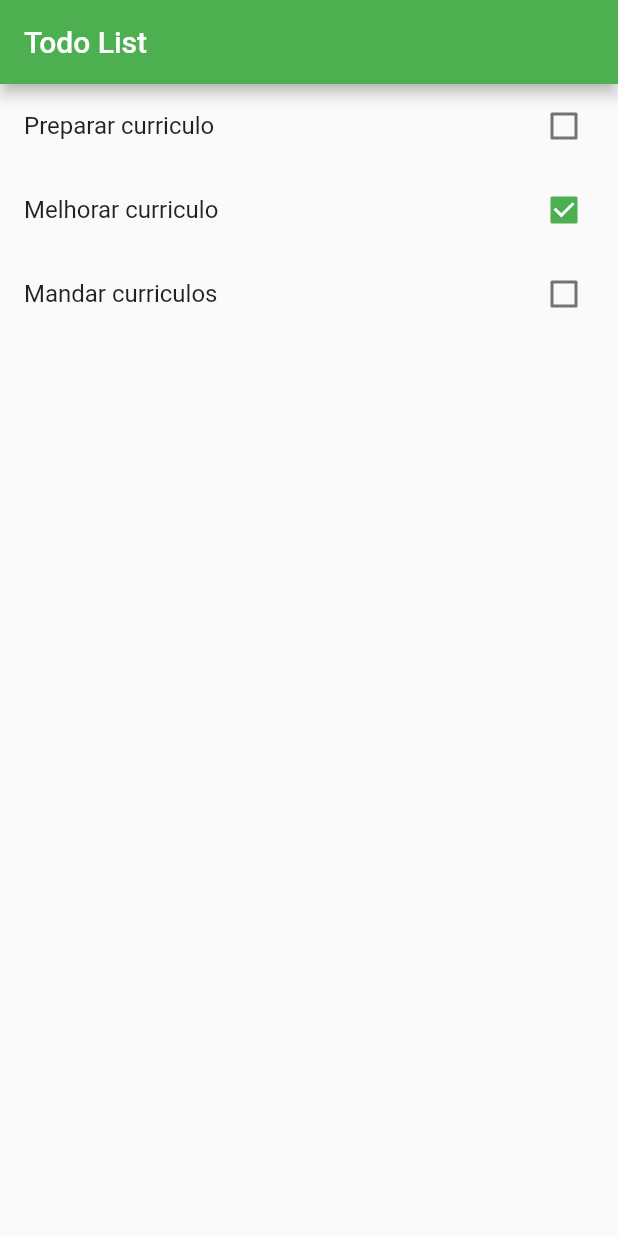
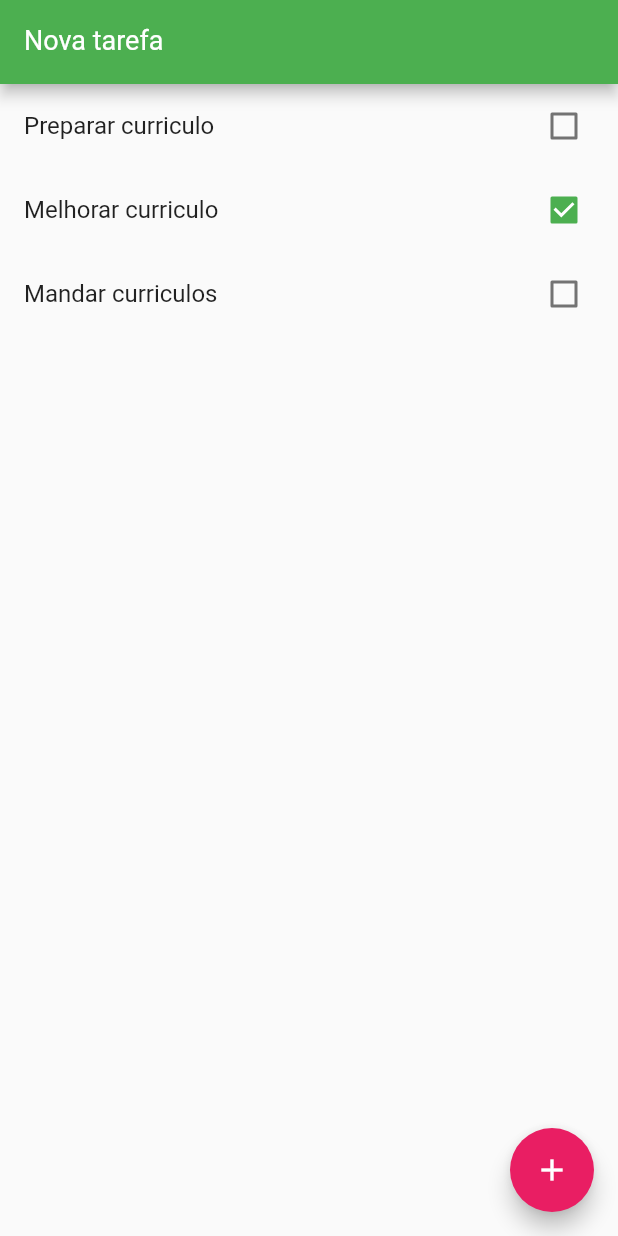
Before and after one commit to leandrosfarias/todo-flutter, a Flutter app: the screen it shows after launch, on a phone screen of 412 x 824 dp. Run offline on Flutter 3.47's test engine with Material 2 defaults, Android fonts, the phone set to English and light mode, and no system bars.

```diff
--- a/lib/main.dart
+++ b/lib/main.dart
@@ -46,12 +46,32 @@ class HomePage extends StatefulWidget {
 }
 
 class _HomePageState extends State<HomePage> {
-  // const HomePage({Key? key}) : super(key: key);
+  var newTaskCtrl = TextEditingController();
+
+  void add() {
+    if (newTaskCtrl.text.isEmpty) return;
+    setState(() {
+      widget.items.add(Item(title: newTaskCtrl.text, done: false));
+      newTaskCtrl.clear();
+    });
+  }
+
   @override
   Widget build(BuildContext context) {
     return Scaffold(
       appBar: AppBar(
-        title: const Text("Todo List"),
+        title: TextFormField(
+          controller: newTaskCtrl,
+          keyboardType: TextInputType.text,
+          style: const TextStyle(
+            color: Colors.white,
+            fontSize: 18,
+          ),
+          decoration: const InputDecoration(
+            labelText: "Nova tarefa",
+            labelStyle: TextStyle(color: Colors.white),
+          ),
+        ),
         // actions: const <Widget>[
         //   Icon(Icons.plus_one),
         // ],
@@ -71,6 +91,11 @@ class _HomePageState extends State<HomePage> {
               },
             );
           }),
+      floatingActionButton: FloatingActionButton(
+        onPressed: add,
+        backgroundColor: Colors.pink,
+        child: const Icon(Icons.add),
+      ),
     );
   }
 }
```
